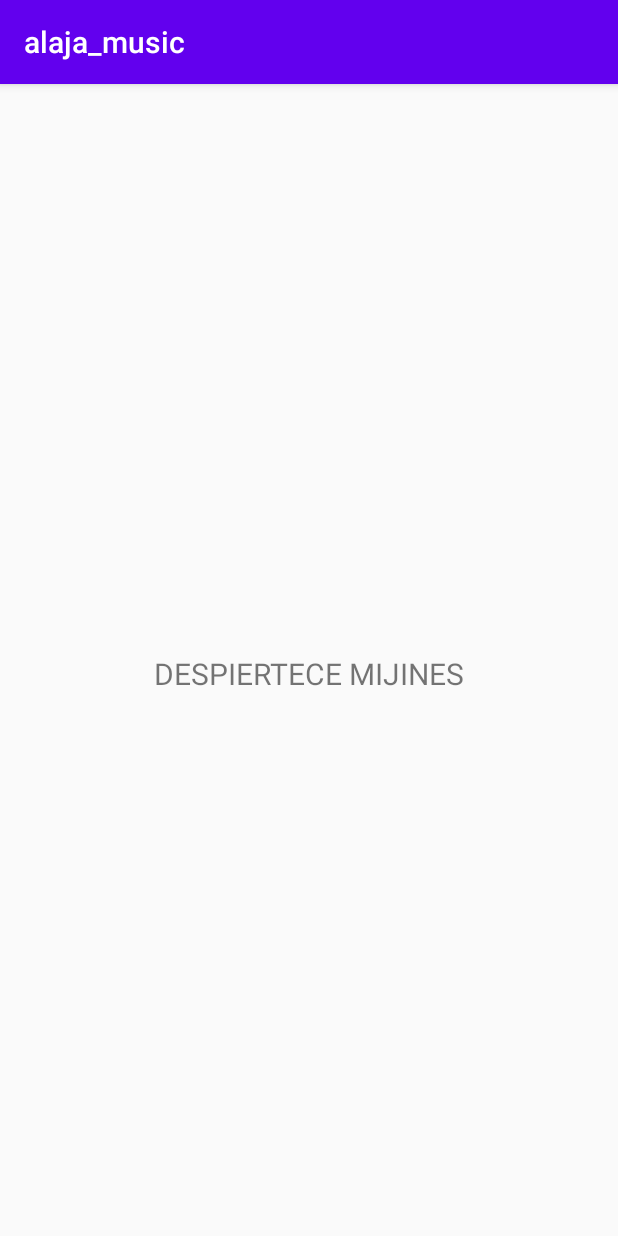
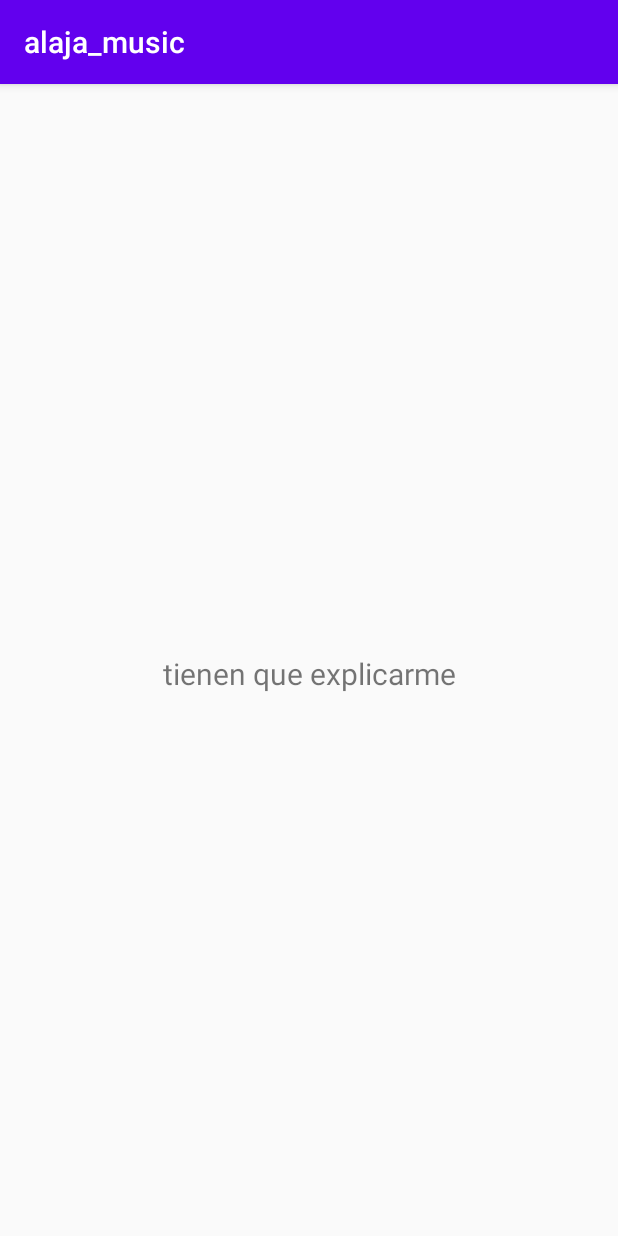
Before and after one commit to williamtocto/alaja_music, an Android app: the screen it shows after launch (MainActivity), on a phone screen of 412 x 824 dp. Run offline under Robolectric (Android 15) with nearby library versions, the phone set to English and light mode, and no system bars.

Commit message:
danny edicion prueba 1

```diff
--- a/app/src/main/res/layout/activity_main.xml
+++ b/app/src/main/res/layout/activity_main.xml
@@ -9,7 +9,7 @@
     <TextView
         android:layout_width="wrap_content"
         android:layout_height="wrap_content"
-        android:text="DESPIERTECE MIJINES"
+        android:text="tienen que explicarme"
         android:textSize="20sp"
         app:layout_constraintBottom_toBottomOf="parent"
         app:layout_constraintLeft_toLeftOf="parent"
```
